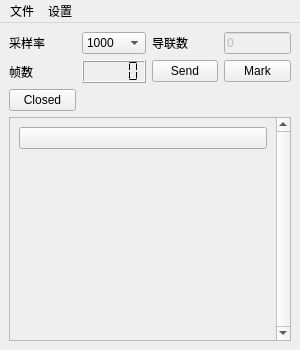
Before: the Qt Designer form SignalGenerator/src/mainwindow.ui in lfsty/SignalGenerator, drawn with Qt 5.
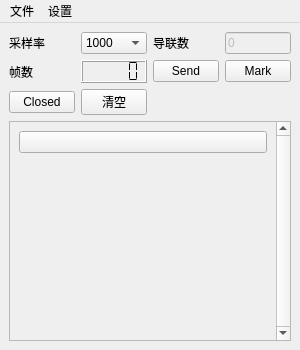
After: the same form once the commit is applied. Icons and pictures are not drawn.

```diff
--- a/SignalGenerator/src/mainwindow.ui
+++ b/SignalGenerator/src/mainwindow.ui
@@ -184,6 +184,13 @@
         </property>
        </widget>
       </item>
+      <item row="2" column="1">
+       <widget class="QPushButton" name="m_pushButton_setting_init">
+        <property name="text">
+         <string>清空</string>
+        </property>
+       </widget>
+      </item>
      </layout>
     </item>
    </layout>
```
